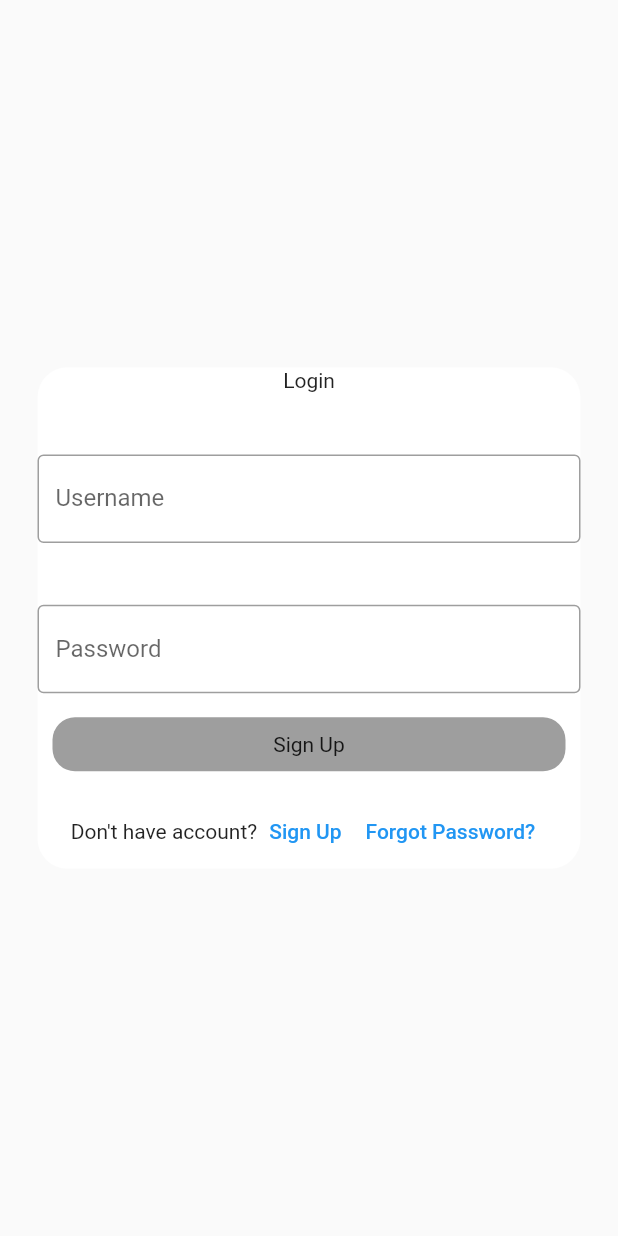
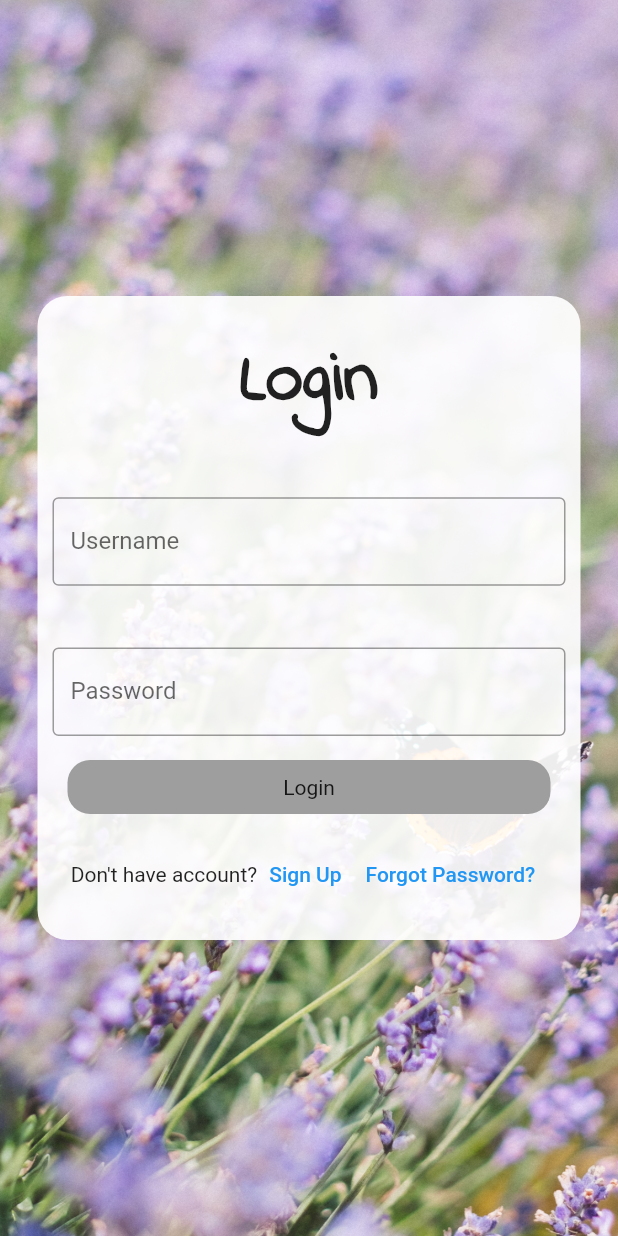
Before and after one commit to Hackathon-SP-2022/positiveAF, a Flutter app: the screen it shows after launch, on a phone screen of 412 x 824 dp. Run offline on Flutter 3.47's test engine with Material 2 defaults, Android fonts, the light colour scheme and no system bars; our stand-ins replace firebase_auth, firebase_core; accounts and stored records are empty.

Commit message:
Login/Signup Font - Background

```diff
--- a/positive_af/lib/pages/login_page.dart
+++ b/positive_af/lib/pages/login_page.dart
@@ -18,12 +18,19 @@ class _LoginPageState extends State<LoginPage> {
     return Scaffold(
         resizeToAvoidBottomInset: false,
         body: Container(
+          //image
+          decoration: const BoxDecoration(
+            image: DecorationImage(
+              image: AssetImage('images/login1.jpg'),
+              fit: BoxFit.cover,
+            ),
+          ),
           child: Column(
             mainAxisAlignment: MainAxisAlignment.center,
             children: [
               Container(
                 margin: const EdgeInsets.all(25),
-                padding: const EdgeInsets.only(top: 1, bottom: 1),
+                padding: const EdgeInsets.only(top: 20, bottom: 20, left: 10, right:10),
                 decoration: const BoxDecoration(
                   borderRadius: BorderRadius.all(Radius.circular(20)),
                   color: Color.fromARGB(234, 255, 255, 255),
@@ -33,10 +40,16 @@ class _LoginPageState extends State<LoginPage> {
                     const Text(
                       "Login",
                       textAlign: TextAlign.center,
-                      // add custom font
+                      style: TextStyle(
+                        fontWeight: FontWeight.bold,
+                        fontSize: 50,
+                        fontFamily: 'Indies',
+                      ),
                       // add moto
                     ),
-                    SizedBox(height: MediaQuery.of(context).size.height * 0.05),
+                    SizedBox(
+                      height: MediaQuery.of(context).size.height * 0.05,
+                    ),
                     Container(
                       child: TextFormField(
                         controller: _emailField,
@@ -72,7 +85,7 @@ class _LoginPageState extends State<LoginPage> {
                           bool shouldNavigate = await UserLoginIn(
                               _emailField.text, _passwordField.text);
                         },
-                        child: const Text("Sign Up"),
+                        child: const Text("Login"),
                       ),
                     ),
                     Container(
```
Also changed, not shown: positive_af/lib/pages/signup_page.dart (+12 -1 lines), positive_af/pubspec.yaml (+6 -6 lines), positive_af/fonts/IndieFlower-Regular.ttf (added), positive_af/images/login1.jpg (added), positive_af/images/login2.jpg (added).
